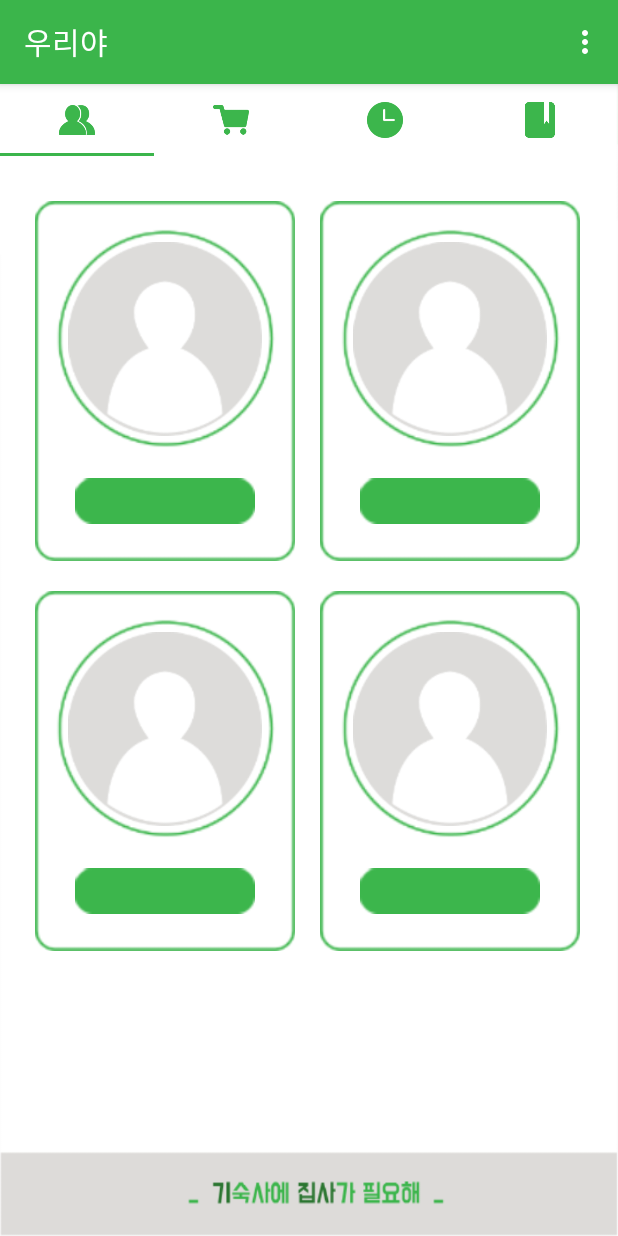
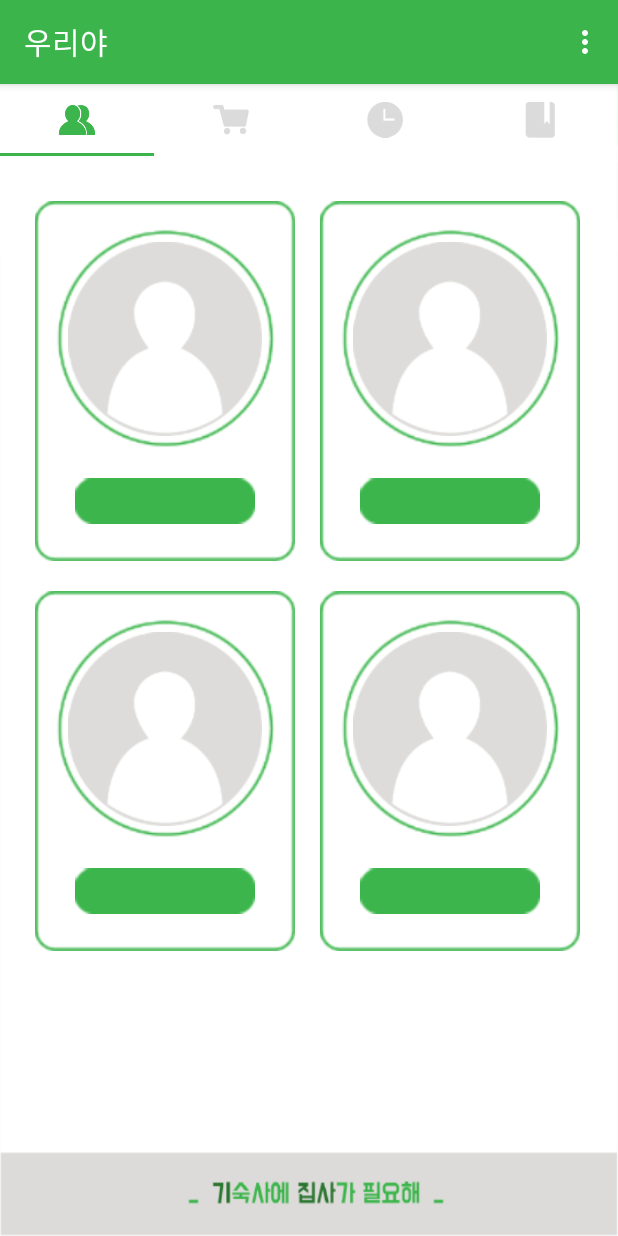
Before and after one commit to hebee935/dormitory, an Android app: the MainActivity screen opened directly, with no data from a screen before it, on a phone screen of 412 x 824 dp. Run offline under Robolectric (Android 15) with nearby library versions, the phone set to English and light mode, and no system bars; our stand-ins replace Firebase (no records; nobody signed in at launch, a user with empty details on screens opened directly); libraries missing offline, so code that uses them is left out: com.facebook, com.facebook.share; 1 statement that could not run was skipped.

Commit message:
#1 update

```diff
--- a/app/src/main/java/emirim/hs/kr/dormitory/MainActivity.java
+++ b/app/src/main/java/emirim/hs/kr/dormitory/MainActivity.java
@@ -76,9 +76,10 @@ public class  MainActivity extends BaseActivity {
         mViewPager.setAdapter(mPagerAdapter);
         final TabLayout tabLayout = (TabLayout) findViewById(R.id.tabs);
         tabLayout.setupWithViewPager(mViewPager);
-        for(int i=0;i<tabLayout.getTabCount();i++) {
-            tabLayout.getTabAt(i).setIcon(ICONS[i]);
-        }
+        tabLayout.getTabAt(0).setIcon(ICONS[0]);
+        tabLayout.getTabAt(1).setIcon(thisIcons[1]);
+        tabLayout.getTabAt(2).setIcon(thisIcons[2]);
+        tabLayout.getTabAt(3).setIcon(thisIcons[3]);
         mViewPager.addOnPageChangeListener(new ViewPager.OnPageChangeListener() {
             @Override
             public void onPageScrolled(int position, float positionOffset, int positionOffsetPixels) {
```
